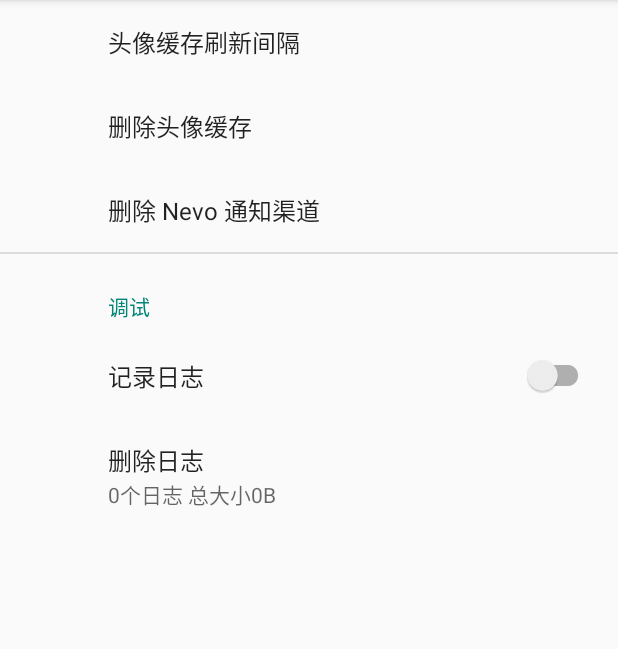
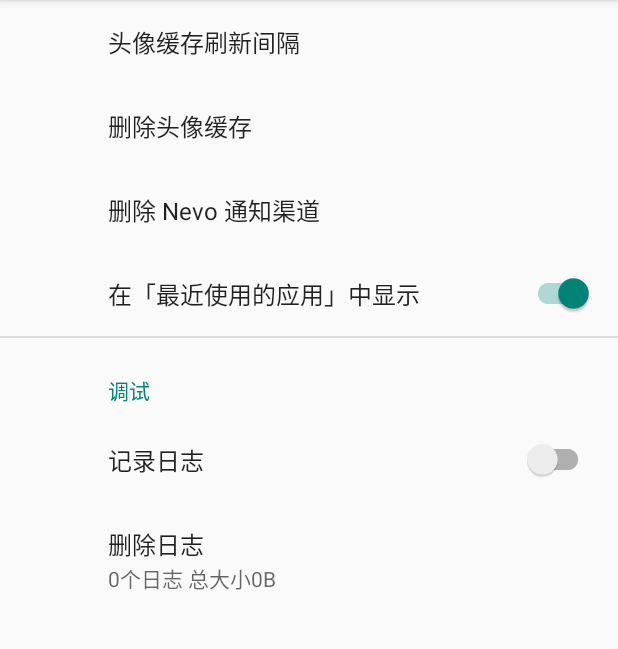
Before and after one commit to ichenhe/QQ-Notify-Evolution, an Android app: the fragment AdvancedFr placed in its activity, on a phone screen of 412 x 824 dp, the part 84-733 px from its top. Run offline under Robolectric (Android 15) with nearby library versions, the phone set to English and light mode, and no system bars; our stand-ins replace Timber, androidx.preference; libraries missing offline, so code that uses them is left out: com.oasisfeng.nevo; 5 statements that could not run were skipped.

Commit message:
支持用户修改是否从最近任务列表隐藏

```diff
--- a/app/src/main/AndroidManifest.xml
+++ b/app/src/main/AndroidManifest.xml
@@ -70,8 +70,7 @@
 
         <activity
             android:name=".preference.PreferenceAty"
-            android:autoRemoveFromRecents="true"
-            android:excludeFromRecents="true"
+            android:excludeFromRecents="false"
             android:label="@string/activity_splash">
             <intent-filter>
                 <action android:name="android.intent.action.MAIN" />
--- a/app/src/main/java/cc/chenhe/qqnotifyevo/utils/PreferencesUtils.kt
+++ b/app/src/main/java/cc/chenhe/qqnotifyevo/utils/PreferencesUtils.kt
@@ -79,6 +79,10 @@ fun fetchAvatarCachePeriod(context: Context): LiveData<Long> {
     }
 }
 
+fun getShowInRecent(context: Context): Boolean {
+    return PreferenceManager.getDefaultSharedPreferences(context).getBoolean("show_in_recent", true)
+}
+
 fun fetchLog(context: Context): SpBooleanLiveData = SpBooleanLiveData(PreferenceManager
         .getDefaultSharedPreferences(context), "log", false, init = true)
 
--- a/app/src/main/res/values/strings.xml
+++ b/app/src/main/res/values/strings.xml
@@ -99,6 +99,11 @@
     </string-array>
     <string name="pref_delete_avatar_cache">删除头像缓存</string>
     <string name="pref_delete_nevo_channel">删除 Nevo 通知渠道</string>
+    <string name="pref_show_in_recent">在「最近使用的应用」中显示</string>
+    <string-array name="pref_show_in_recent_summaries">
+        <item>便于锁定最近任务以免被杀</item> <!-- checked -->
+        <item>按返回键退出后将从最近任务界面隐藏</item> <!-- non-checked -->
+    </string-array>
     <string name="pref_cat_debug">调试</string>
     <string name="pref_log">记录日志</string>
     <string name="pref_log_dialog_message">开启后将记录应用日志并明文保存在本地，其中包含您的通知详情，请注意隐私安全。\n请不要从应用外部删除日志文件以免影响完整性。</string>
--- a/app/src/main/res/xml/pref_advanced.xml
+++ b/app/src/main/res/xml/pref_advanced.xml
@@ -16,6 +16,11 @@
         app:key="delete_nevo_channel"
         app:title="@string/pref_delete_nevo_channel" />
 
+    <SwitchPreferenceCompat
+        app:defaultValue="true"
+        app:key="show_in_recent"
+        app:title="@string/pref_show_in_recent" />
+
     <PreferenceCategory app:title="@string/pref_cat_debug">
 
         <SwitchPreferenceCompat
```
Also changed, not shown: app/src/main/java/cc/chenhe/qqnotifyevo/preference/AdvancedFr.kt (+11 -0 lines), app/src/main/java/cc/chenhe/qqnotifyevo/preference/PreferenceAty.kt (+9 -0 lines).
